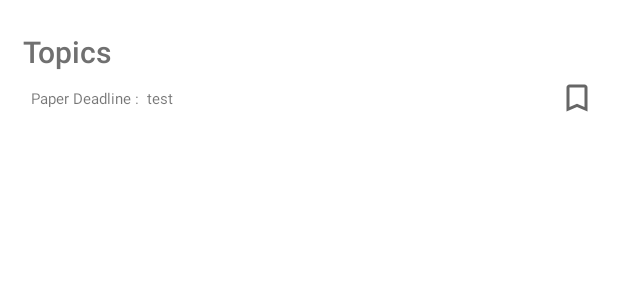
After one commit to axuy312/wikiCFP_APP, an Android app: the layout conference_list_item_simple.xml on its own in the app's theme, with its tools: preview values and no code run, on a phone screen of 412 x 824 dp. The commit adds this screen. Shown: the top 300 px of the screen. Run offline under Robolectric (Android 15) with nearby library versions, the phone set to English and light mode, and no system bars.

Commit message:
ADSFAaron 12/8 00:32 Commit

```diff
--- a/app/src/main/java/com/example/conference_infinity/register/Register_Nickname.java
+++ b/app/src/main/java/com/example/conference_infinity/register/Register_Nickname.java
@@ -70,6 +70,10 @@ public class Register_Nickname extends Fragment {
                         // navigate to the other fragment method
                         ((RegisterActivity) getActivity()).setViewPager(new States().getFragmentNum(States.STATE_PASSWORD));
                     }
+                    else
+                    {
+                        nickname.setError("Input a name");
+                    }
                 }
             });
         }
--- a/app/src/main/res/drawable/ic_light.xml
+++ b/app/src/main/res/drawable/ic_light.xml
@@ -2,9 +2,8 @@
     android:width="24dp"
     android:height="24dp"
     android:viewportWidth="24"
-    android:viewportHeight="24"
-    android:tint="?attr/colorControlNormal">
+    android:viewportHeight="24">
   <path
-      android:fillColor="@android:color/white"
+      android:fillColor="@color/dark_gray"
       android:pathData="M20,8.69L20,4h-4.69L12,0.69 8.69,4L4,4v4.69L0.69,12 4,15.31L4,20h4.69L12,23.31 15.31,20L20,20v-4.69L23.31,12 20,8.69zM18,14.48L18,18h-3.52L12,20.48 9.52,18L6,18v-3.52L3.52,12 6,9.52L6,6h3.52L12,3.52 14.48,6L18,6v3.52L20.48,12 18,14.48zM12,6.5c-3.03,0 -5.5,2.47 -5.5,5.5s2.47,5.5 5.5,5.5 5.5,-2.47 5.5,-5.5 -2.47,-5.5 -5.5,-5.5zM12,15.5c-1.93,0 -3.5,-1.57 -3.5,-3.5s1.57,-3.5 3.5,-3.5 3.5,1.57 3.5,3.5 -1.57,3.5 -3.5,3.5z"/>
 </vector>
--- /dev/null
+++ b/app/src/main/res/layout/conference_list_item_simple.xml
@@ -0,0 +1,67 @@
+<?xml version="1.0" encoding="utf-8"?>
+<LinearLayout xmlns:android="http://schemas.android.com/apk/res/android"
+    xmlns:tools="http://schemas.android.com/tools"
+    android:layout_width="match_parent"
+    android:layout_height="wrap_content"
+    android:orientation="vertical"
+    android:paddingHorizontal="15sp"
+    android:paddingVertical="15sp">
+
+    <TextView
+        android:id="@+id/conference_item_title"
+        android:layout_width="match_parent"
+        android:layout_height="wrap_content"
+        android:gravity="center_vertical"
+        android:maxLines="2"
+        android:paddingVertical="5dp"
+        android:singleLine="false"
+        android:text="@string/topics"
+        android:textAppearance="@style/TextAppearance.AppCompat.Title"
+        android:textColor="@color/dark_gray" />
+
+    <LinearLayout
+        android:layout_width="match_parent"
+        android:layout_height="wrap_content"
+        android:orientation="horizontal">
+
+        <TextView
+            android:layout_width="wrap_content"
+            android:layout_height="wrap_content"
+            android:layout_marginHorizontal="5sp"
+            android:gravity="center_vertical"
+            android:text="@string/Paper_Deadline"
+            android:textSize="10sp"
+            tools:ignore="SmallSp" />
+
+        <TextView
+            android:id="@+id/conference_item_deadline"
+            android:layout_width="wrap_content"
+            android:layout_height="wrap_content"
+            android:gravity="center_vertical"
+            android:maxLines="2"
+            android:paddingVertical="5sp"
+            android:singleLine="false"
+            android:text="@string/test"
+            android:textSize="10sp"
+            tools:ignore="SmallSp" />
+
+        <LinearLayout
+            android:layout_width="0dp"
+            android:layout_height="wrap_content"
+            android:layout_weight="1"
+            android:gravity="end"
+            android:orientation="horizontal">
+
+            <ImageView
+                android:id="@+id/conference_bookmark"
+                android:layout_width="24dp"
+                android:layout_height="24dp"
+                android:contentDescription="@string/bookmarked"
+                android:scaleType="centerInside"
+                android:src="@drawable/ic_bookmark_off" />
+
+        </LinearLayout>
+
+    </LinearLayout>
+
+</LinearLayout>
--- a/app/src/main/res/values/strings.xml
+++ b/app/src/main/res/values/strings.xml
@@ -66,5 +66,8 @@
     <string name="conference_date">Conference Date</string>
     <string name="conference_location">Conference Location</string>
     <string name="bookmarked">Bookmarked</string>
+    <string name="topic_icon">Topic_Icon</string>
+    <string name="test">test</string>
+    <string name="comments_icon">Comments_Icon</string>
 
 </resources>
```
Also changed, not shown: app/src/main/java/com/example/conference_infinity/RegisterActivity.java (+9 -0 lines), app/src/main/java/com/example/conference_infinity/register/Register_Done.java (+9 -3 lines), app/src/main/java/com/example/conference_infinity/register/Register_Language.java (+15 -3 lines), app/src/main/java/com/example/conference_infinity/register/Register_Theme.java (+52 -0 lines), app/src/main/java/com/example/conference_infinity/register/Register_Topics.java (+76 -9 lines), app/src/main/res/drawable/ic_dark.xml (+4 -5 lines), app/src/main/res/layout/chip_item.xml (added, +9 -0 lines), app/src/main/res/layout/conference_list_item.xml (+19 -15 lines), app/src/main/res/layout/layout_register/layout/register_done_layout.xml (+9 -8 lines), app/src/main/res/layout/layout_register/layout/register_language_layout.xml (+4 -4 lines), app/src/main/res/layout/layout_register/layout/register_mail_layout.xml (+15 -14 lines), app/src/main/res/layout/layout_register/layout/register_topic_layout.xml (+16 -40 lines), app/src/main/res/layout/layout_settings/layout/activity_preference.xml (+43 -37 lines), app/src/main/res/drawable/ic_done.xml (renamed from app/src/main/res/layout/layout_settings/drawable/ic_done.xml).
